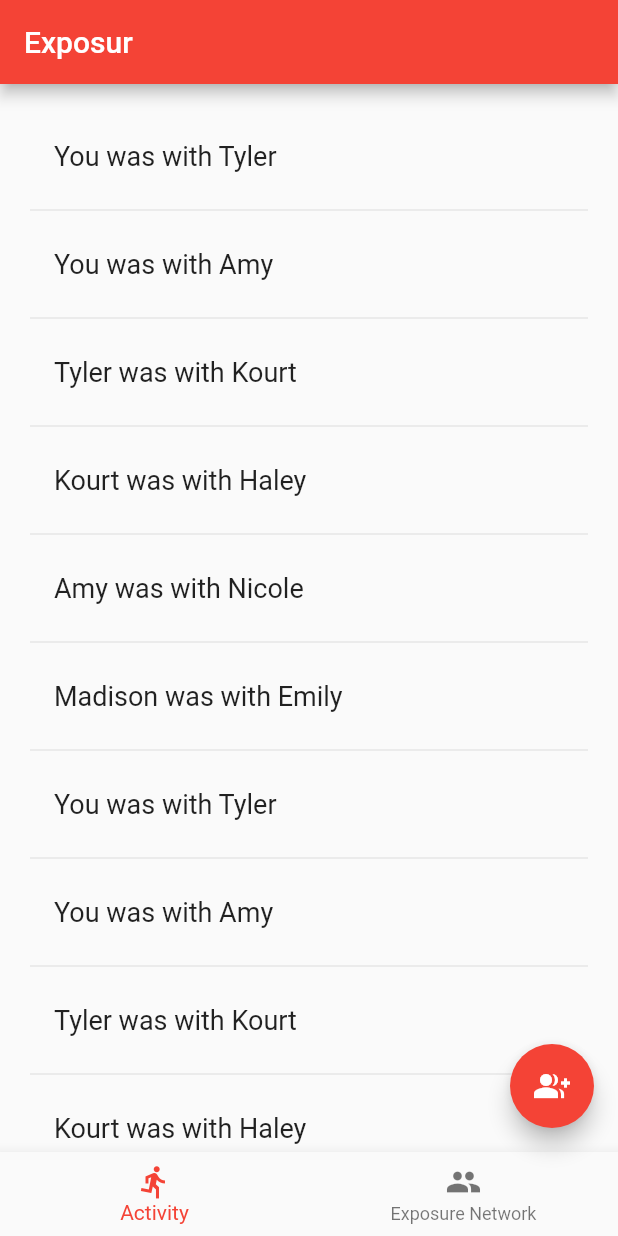
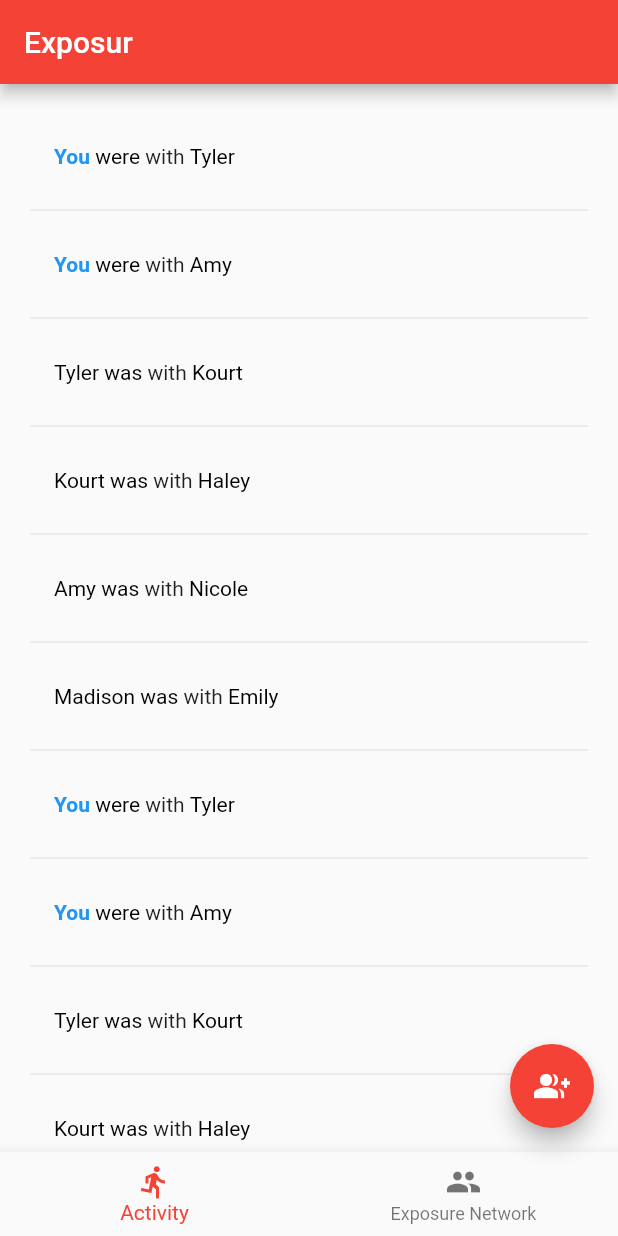
Before and after one commit to CollinDietz/exposur, a Flutter app: the screen it shows after launch, on a phone screen of 412 x 824 dp. Run offline on Flutter 3.47's test engine with Material 2 defaults, Android fonts, the phone set to English and light mode, and no system bars.

Commit message:
it works but its bad

```diff
--- a/lib/Backend/InteractionRecord.dart
+++ b/lib/Backend/InteractionRecord.dart
@@ -1,16 +1,25 @@
-class InteractionRecord
-{
-  String _primaryPerson;
-  String _secondaryPerson;
+import 'package:exposur/Backend/Person.dart';
+import 'package:flutter/material.dart';
 
-  InteractionRecord(String primaryPerson, String secondaryPerson)
-  {
-    _primaryPerson = primaryPerson;
-    _secondaryPerson = secondaryPerson;
-  }
+class InteractionRecord extends StatelessWidget{
+  final Person _primaryPerson;
+  final Person _secondaryPerson;
 
-  String display()
-  {
-    return _primaryPerson + " was with " + _secondaryPerson;
+  InteractionRecord(this._primaryPerson, this._secondaryPerson);
+
+  @override
+  Widget build(BuildContext context) {
+    final TextSpan _space = TextSpan(text: " ", style: Theme.of(context).textTheme.body1);
+    final TextSpan _with = TextSpan(text: " with ", style: Theme.of(context).textTheme.body1);
+
+    return RichText(
+        text: TextSpan(children: <TextSpan>[
+          _primaryPerson.name,
+          _space,
+          _primaryPerson.verb,
+          _with,
+          _secondaryPerson.name
+        ]),
+      );
   }
 }
--- a/lib/Backend/Person.dart
+++ b/lib/Backend/Person.dart
@@ -1,19 +1,24 @@
+import 'package:flutter/material.dart';
+
 class Person
 {
   String _name;
-  bool _isUser;
+  TextStyle _style;
+  String _verb;
 
-  String get name => _name;
-  bool get isUser => _isUser;
+  TextSpan get name => TextSpan(text: _name, style: _style);
+  TextSpan get verb => TextSpan(text: _verb, style: TextStyle(color: Colors.black));
 
   Person(this._name)
   {
-    _isUser = false;
+    _style = TextStyle(color: Colors.black);
+    _verb = "was";
   }
 
   Person.user()
   {
-    _isUser = true;
-    _name = "";
+    _name = "You";
+    _style = TextStyle(color: Colors.blue, fontWeight: FontWeight.bold);
+    _verb = "were";
   }
 }
--- a/lib/UI/ActivityTab/ActivityTab.dart
+++ b/lib/UI/ActivityTab/ActivityTab.dart
@@ -1,38 +1,39 @@
 import 'package:exposur/Backend/InteractionRecord.dart';
+import 'package:exposur/Backend/Person.dart';
 import 'package:flutter/material.dart';
 
 class ActivityTab extends StatelessWidget {
   final List<InteractionRecord> _interactions = [
-    InteractionRecord("You", "Tyler"),
-    InteractionRecord("You", "Amy"),
-    InteractionRecord("Tyler", "Kourt"),
-    InteractionRecord("Kourt", "Haley"),
-    InteractionRecord("Amy", "Nicole"),
-    InteractionRecord("Madison", "Emily"),
-    InteractionRecord("You", "Tyler"),
-    InteractionRecord("You", "Amy"),
-    InteractionRecord("Tyler", "Kourt"),
-    InteractionRecord("Kourt", "Haley"),
-    InteractionRecord("Amy", "Nicole"),
-    InteractionRecord("Madison", "Emily"),
-    InteractionRecord("You", "Tyler"),
-    InteractionRecord("You", "Amy"),
-    InteractionRecord("Tyler", "Kourt"),
-    InteractionRecord("Kourt", "Haley"),
-    InteractionRecord("Amy", "Nicole"),
-    InteractionRecord("Madison", "Emily"),
-    InteractionRecord("You", "Tyler"),
-    InteractionRecord("You", "Amy"),
-    InteractionRecord("Tyler", "Kourt"),
-    InteractionRecord("Kourt", "Haley"),
-    InteractionRecord("Amy", "Nicole"),
-    InteractionRecord("Madison", "Emily"),
-    InteractionRecord("You", "Tyler"),
-    InteractionRecord("You", "Amy"),
-    InteractionRecord("Tyler", "Kourt"),
-    InteractionRecord("Kourt", "Haley"),
-    InteractionRecord("Amy", "Nicole"),
-    InteractionRecord("Madison", "Emily"),
+    InteractionRecord(Person.user(), Person("Tyler")),
+    InteractionRecord(Person.user(), Person("Amy")),
+    InteractionRecord(Person("Tyler"), Person("Kourt")),
+    InteractionRecord(Person("Kourt"), Person("Haley")),
+    InteractionRecord(Person("Amy"), Person("Nicole")),
+    InteractionRecord(Person("Madison"), Person("Emily")),
+    InteractionRecord(Person.user(), Person("Tyler")),
+    InteractionRecord(Person.user(), Person("Amy")),
+    InteractionRecord(Person("Tyler"), Person("Kourt")),
+    InteractionRecord(Person("Kourt"), Person("Haley")),
+    InteractionRecord(Person("Amy"), Person("Nicole")),
+    InteractionRecord(Person("Madison"), Person("Emily")),
+    InteractionRecord(Person.user(), Person("Tyler")),
+    InteractionRecord(Person.user(), Person("Amy")),
+    InteractionRecord(Person("Tyler"), Person("Kourt")),
+    InteractionRecord(Person("Kourt"), Person("Haley")),
+    InteractionRecord(Person("Amy"), Person("Nicole")),
+    InteractionRecord(Person("Madison"), Person("Emily")),
+    InteractionRecord(Person.user(), Person("Tyler")),
+    InteractionRecord(Person.user(), Person("Amy")),
+    InteractionRecord(Person("Tyler"), Person("Kourt")),
+    InteractionRecord(Person("Kourt"), Person("Haley")),
+    InteractionRecord(Person("Amy"), Person("Nicole")),
+    InteractionRecord(Person("Madison"), Person("Emily")),
+    InteractionRecord(Person.user(), Person("Tyler")),
+    InteractionRecord(Person.user(), Person("Amy")),
+    InteractionRecord(Person("Tyler"), Person("Kourt")),
+    InteractionRecord(Person("Kourt"), Person("Haley")),
+    InteractionRecord(Person("Amy"), Person("Nicole")),
+    InteractionRecord(Person("Madison"), Person("Emily")),
   ];
 
   final TextStyle _textStyle = TextStyle(fontSize: 18.0);
@@ -52,10 +53,7 @@ class ActivityTab extends StatelessWidget {
 
           if (index < _interactions.length) {
             return ListTile(
-                title: Text(
-              _interactions[index].display(),
-              style: _textStyle,
-            ));
+                title: _interactions[index].build(context));
           } else {
             return null;
           }
```
